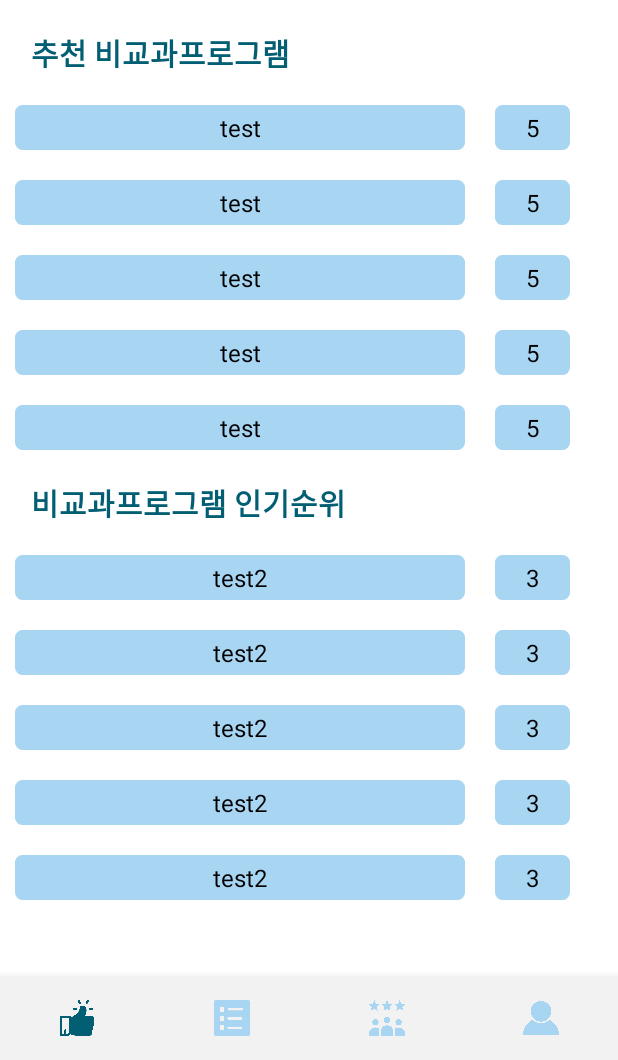
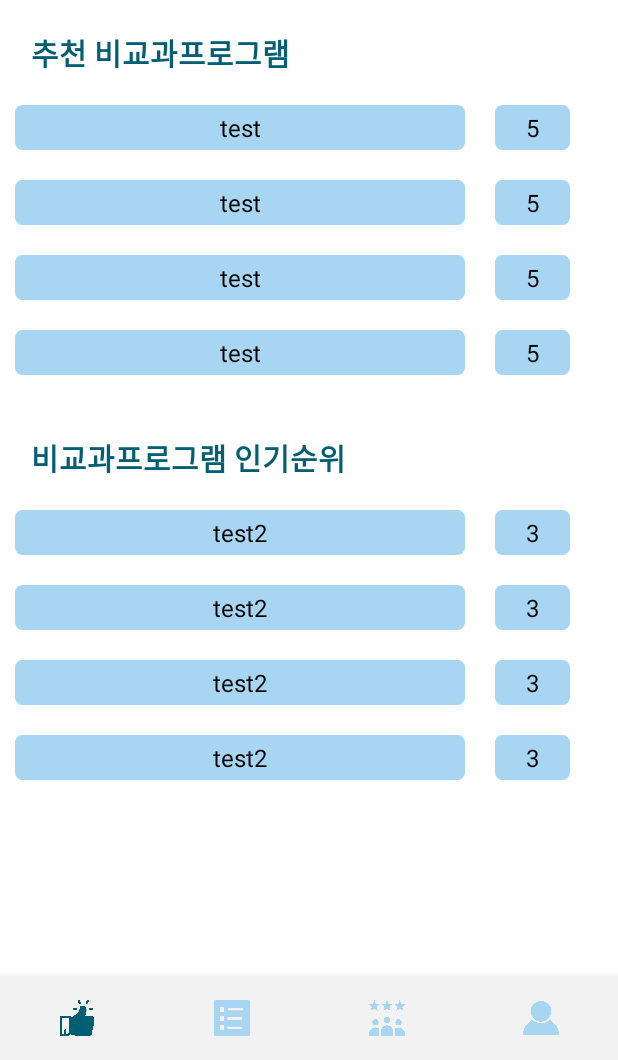
Before and after one commit to Hansung-HanB/Han.B, an Android app: the HomeFragment screen opened directly, with no data from a screen before it, on a phone screen of 412 x 824 dp, the part 176-1236 px from its top. Run offline under Robolectric (Android 15) with nearby library versions, the phone set to English and light mode, and no system bars; our stand-ins replace Volley; network calls fail.

Commit message:
추천페이지 크기조정

```diff
--- a/app/src/main/res/layout/fragment_home.xml
+++ b/app/src/main/res/layout/fragment_home.xml
@@ -38,7 +38,7 @@
     <androidx.recyclerview.widget.RecyclerView
         android:id="@+id/recyclerView_recommend_home"
         android:layout_width="0dp"
-        android:layout_height="240dp"
+        android:layout_height="210dp"
         android:layout_marginTop="10dp"
         app:layout_constraintEnd_toEndOf="parent"
         app:layout_constraintStart_toStartOf="parent"
@@ -62,7 +62,7 @@
     <androidx.recyclerview.widget.RecyclerView
         android:id="@+id/recyclerView_ranking_home"
         android:layout_width="0dp"
-        android:layout_height="240dp"
+        android:layout_height="210dp"
         android:layout_marginTop="10dp"
         app:layout_constraintBottom_toBottomOf="parent"
         app:layout_constraintEnd_toEndOf="parent"
```
